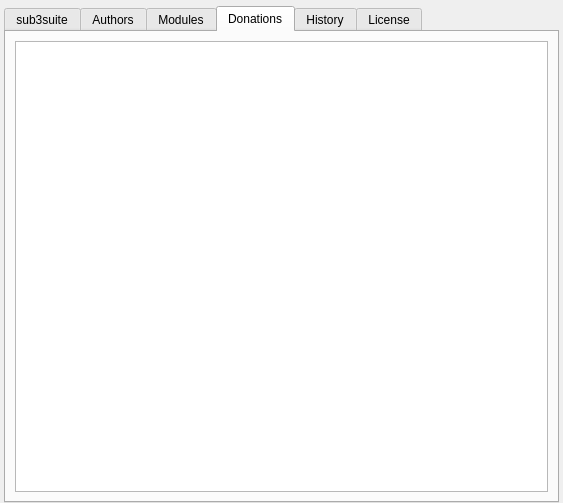
Before: the Qt Designer form sub3suite/src/Dialogs/AboutDialog.ui in 3nock/OTE, drawn with Qt 5.
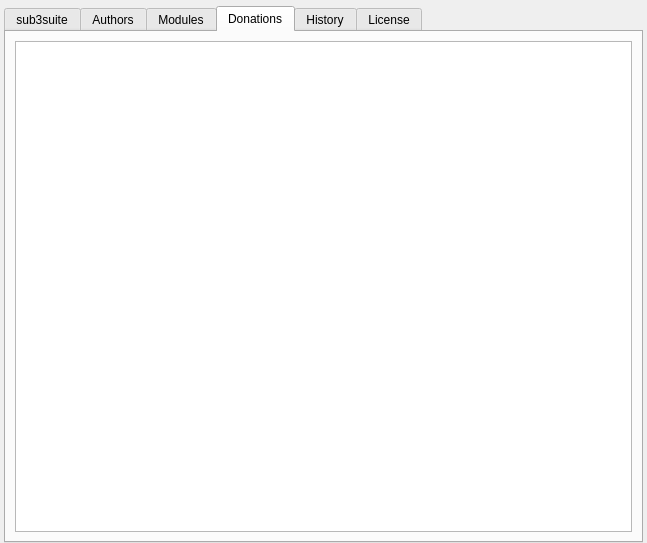
After: the same form once the commit is applied. The open tabs and pages were chosen to show the change. Icons and pictures are not drawn.

```diff
--- a/sub3suite/src/Dialogs/AboutDialog.ui
+++ b/sub3suite/src/Dialogs/AboutDialog.ui
@@ -6,10 +6,16 @@
    <rect>
     <x>0</x>
     <y>0</y>
-    <width>563</width>
-    <height>503</height>
+    <width>647</width>
+    <height>543</height>
    </rect>
   </property>
+  <property name="sizePolicy">
+   <sizepolicy hsizetype="Expanding" vsizetype="Expanding">
+    <horstretch>0</horstretch>
+    <verstretch>0</verstretch>
+   </sizepolicy>
+  </property>
   <property name="windowTitle">
    <string>About sub3suite</string>
   </property>
@@ -299,6 +305,9 @@
          <property name="selectionMode">
           <enum>QAbstractItemView::SingleSelection</enum>
          </property>
+         <property name="showGrid">
+          <bool>false</bool>
+         </property>
          <attribute name="horizontalHeaderMinimumSectionSize">
           <number>200</number>
          </attribute>
```
Left out of the diff: 4 changed lines with no effect on the pictures.
